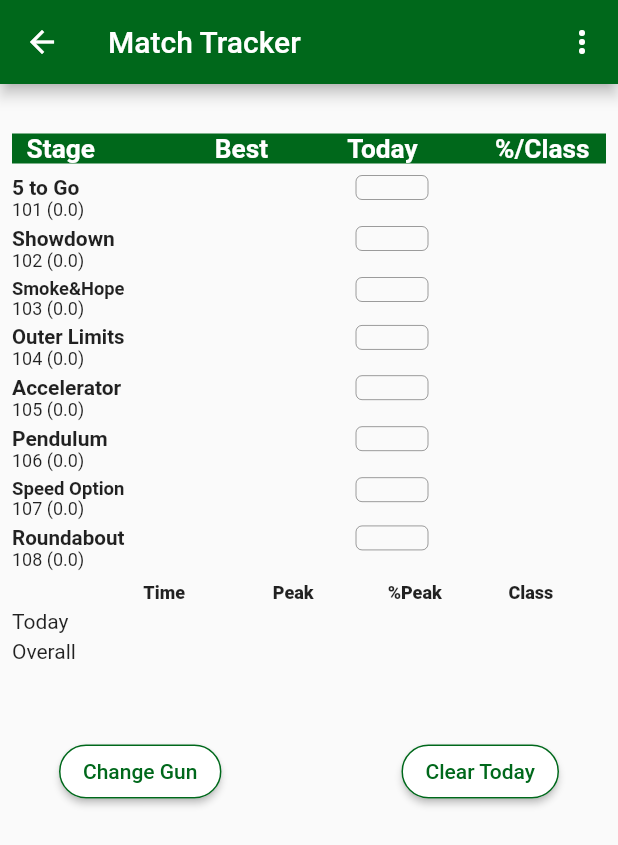
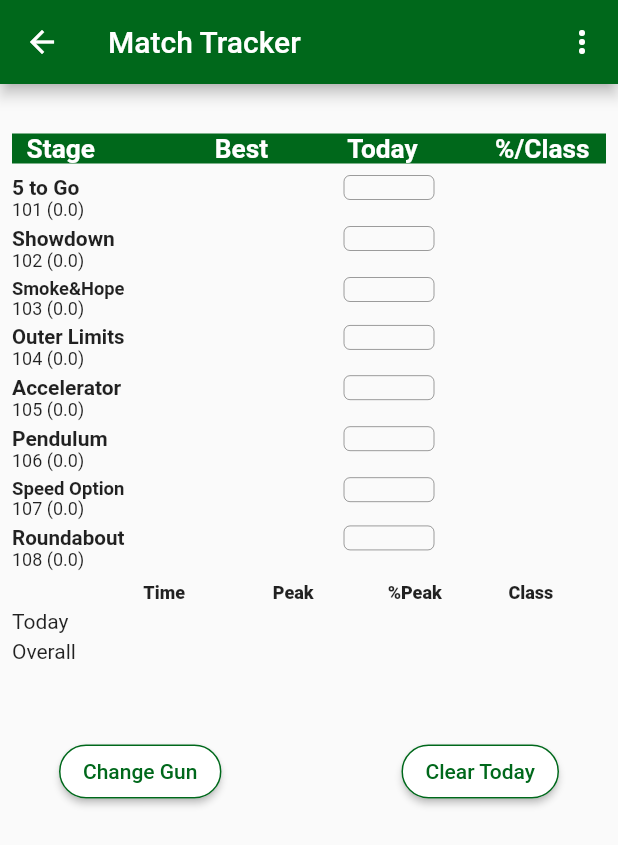
Before and after one commit to smokeyroader/steel_challenge_match_tracker, a Flutter app: the MatchTracker screen opened directly with empty values, on a phone screen of 412 x 824 dp. Shown: the top 845 px of the screen. Run offline on Flutter 3.47's test engine with Material 2 defaults, Android fonts, the phone set to English and light mode, and no system bars; our stand-ins replace rflutter_alert, shared_preferences, sqflite; accounts and stored records are empty.

Commit message:
Minor code edits.

```diff
--- a/lib/match_tracker.dart
+++ b/lib/match_tracker.dart
@@ -350,10 +350,13 @@ class _MatchTrackerState extends State<MatchTracker> {
                                   ),
                                 ),
                               ),
-                              Text(
+                              FittedBox(
+                                fit: BoxFit.fitWidth,
+                                child: Text(
                                   '101 ($peak5)',
                                   style: const TextStyle(
                                     fontSize: 12.0,
+                                  ),
                                 ),
                               )
                             ],
@@ -440,10 +443,13 @@ class _MatchTrackerState extends State<MatchTracker> {
                                   ),
                                 ),
                               ),
-                              Text(
+                              FittedBox(
+                                fit: BoxFit.fitWidth,
+                                child: Text(
                                   '102 ($peakShow)',
                                   style: const TextStyle(
                                     fontSize: 12.0,
+                                  ),
                                 ),
                               )
                             ],
@@ -530,10 +536,13 @@ class _MatchTrackerState extends State<MatchTracker> {
                                   ),
                                 ),
                               ),
-                              Text(
+                              FittedBox(
+                                fit: BoxFit.fitWidth,
+                                child: Text(
                                   '103 ($peakSH)',
                                   style: const TextStyle(
                                     fontSize: 12.0,
+                                  ),
                                 ),
                               )
                             ],
@@ -620,10 +629,13 @@ class _MatchTrackerState extends State<MatchTracker> {
                                   ),
                                 ),
                               ),
-                              Text(
+                              FittedBox(
+                                fit: BoxFit.fitWidth,
+                                child: Text(
                                   '104 ($peakOL)',
                                   style: const TextStyle(
                                     fontSize: 12.0,
+                                  ),
                                 ),
                               )
                             ],
@@ -710,10 +722,13 @@ class _MatchTrackerState extends State<MatchTracker> {
                                   ),
                                 ),
                               ),
-                              Text(
+                              FittedBox(
+                                fit: BoxFit.fitWidth,
+                                child: Text(
                                   '105 ($peakAcc)',
                                   style: const TextStyle(
                                     fontSize: 12.0,
+                                  ),
                                 ),
                               )
                             ],
@@ -800,10 +815,13 @@ class _MatchTrackerState extends State<MatchTracker> {
                                   ),
                                 ),
                               ),
-                              Text(
+                              FittedBox(
+                                fit: BoxFit.fitWidth,
+                                child: Text(
                                   '106 ($peakPend)',
                                   style: const TextStyle(
                                     fontSize: 12.0,
+                                  ),
                                 ),
                               )
                             ],
@@ -890,10 +908,13 @@ class _MatchTrackerState extends State<MatchTracker> {
                                   ),
                                 ),
                               ),
-                              Text(
+                              FittedBox(
+                                fit: BoxFit.fitWidth,
+                                child: Text(
                                   '107 ($peakSpeed)',
                                   style: const TextStyle(
                                     fontSize: 12.0,
+                                  ),
                                 ),
                               )
                             ],
@@ -981,10 +1002,13 @@ class _MatchTrackerState extends State<MatchTracker> {
                                   ),
                                 ),
                               ),
-                              Text(
+                              FittedBox(
+                                fit: BoxFit.fitWidth,
+                                child: Text(
                                   '108 ($peakRound)',
                                   style: const TextStyle(
                                     fontSize: 12.0,
+                                  ),
                                 ),
                               )
                             ],
@@ -1071,6 +1095,7 @@ class _MatchTrackerState extends State<MatchTracker> {
                                 child: ConstrainedBox(
                                   constraints: const BoxConstraints(
                                     maxHeight: 20,
+                                    maxWidth: 50,
                                   ),
                                   child: const Text(
                                     'Peak',
@@ -1090,7 +1115,8 @@ class _MatchTrackerState extends State<MatchTracker> {
                                 ),
                                 child: ConstrainedBox(
                                   constraints: const BoxConstraints(
-                                    maxWidth: 20.0,
+                                    maxHeight: 20.0,
+                                    maxWidth: 50,
                                   ),
                                   child: const Text(
                                     '%Peak',
--- a/lib/today_text_field.dart
+++ b/lib/today_text_field.dart
@@ -19,7 +19,7 @@ class _TodayTimeState extends State<TodayTime> {
   @override
   Widget build(BuildContext context) {
     return SizedBox(
-      width: 48,
+      width: 60,
       height: 20,
       child: TextField(
         textAlign: TextAlign.center,
@@ -66,7 +66,6 @@ class _TodayTimeState extends State<TodayTime> {
         //Meaningless empty 'if statement' above inserted to make it work. (Digits will be misplaced if not included.)
 
         text = text.replaceAll('.', '');
-
         if (text.length <= 2) {
           text = '.' + text;
         } else {
```
Lines whose indentation alone changed are shown as unchanged.
